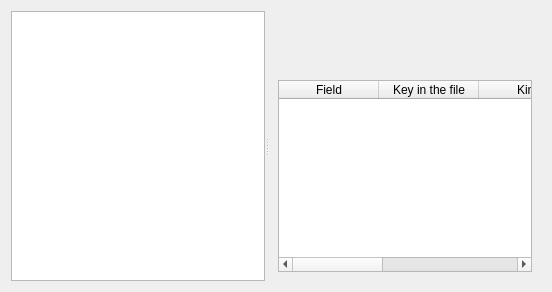
Old version of the form src_new/ui/designer/browse_page.ui in the repository ThePi1/SPT-Trader-Builder.
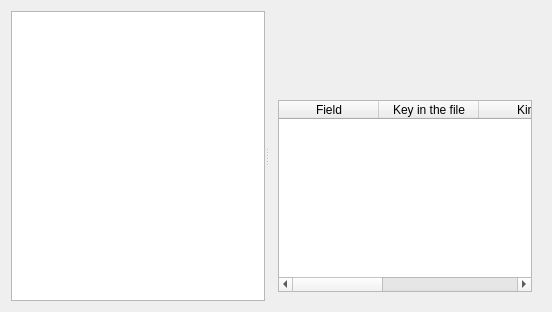
New version of the form.

Commit message: Rename Spec.everyday to Spec.common, and show it in the Schema Explorer

Patch:
```diff
--- a/src_new/ui/designer/browse_page.ui
+++ b/src_new/ui/designer/browse_page.ui
@@ -65,6 +65,16 @@
          </property>
         </widget>
        </item>
+       <item>
+        <widget class="QLabel" name="commonLabel">
+         <property name="text">
+          <string/>
+         </property>
+         <property name="wordWrap">
+          <bool>true</bool>
+         </property>
+        </widget>
+       </item>
        <item>
         <widget class="QTableWidget" name="table">
          <attribute name="horizontalHeaderStretchLastSection">
```
The commit also changes 13 other files.
